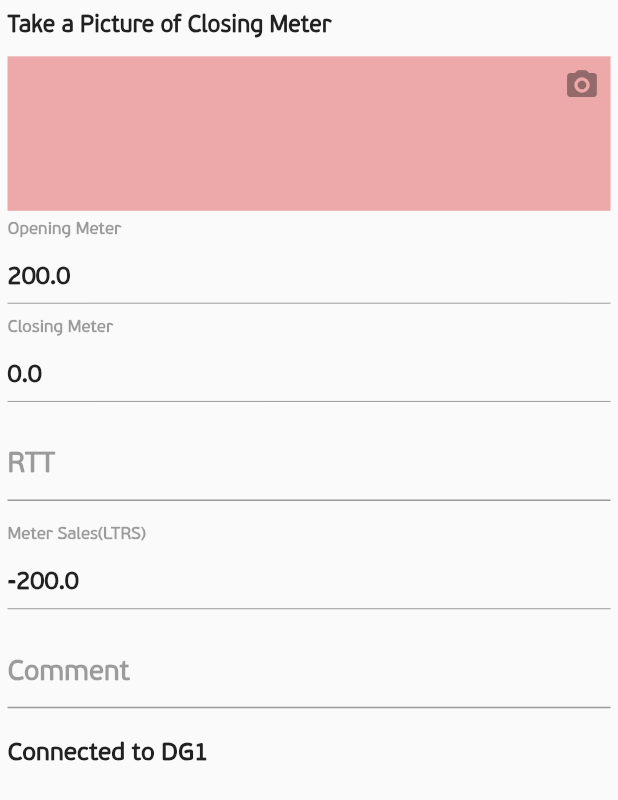
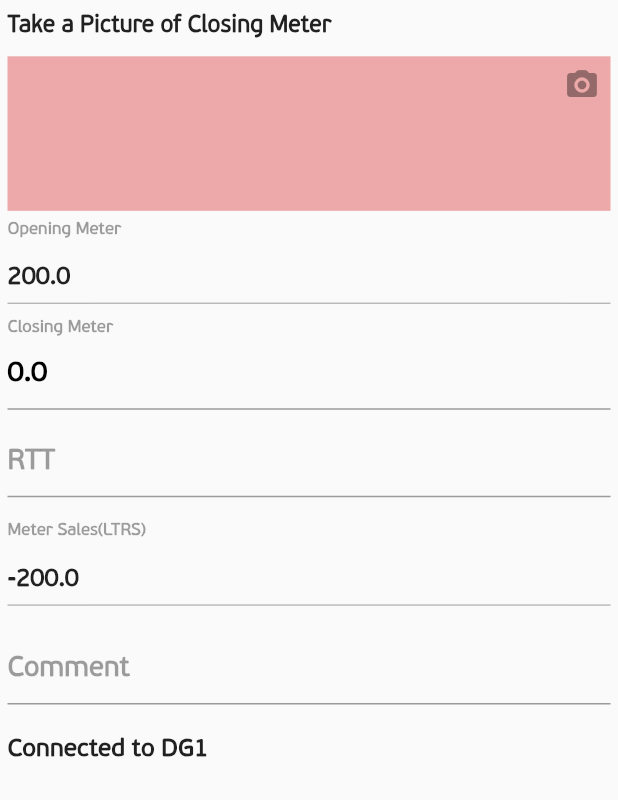
Before and after one commit to Mr-Ashitey/qg_stock_take_app, a Flutter app: the NozzleItem screen opened directly, on a phone screen of 412 x 824 dp. Shown: the top 800 px of the screen. Run offline on Flutter 3.47's test engine with Material 3 defaults, Android fonts, the light colour scheme and no system bars; our stand-ins replace flutter_speed_dial.

Commit message:
minor changes

```diff
--- a/lib/screens/stock_take_details/sales/nozzle_tabs/goods_in_transit.dart
+++ b/lib/screens/stock_take_details/sales/nozzle_tabs/goods_in_transit.dart
@@ -14,6 +14,7 @@ class _GoodsInTransitState extends State<GoodsInTransit>
     with AutomaticKeepAliveClientMixin {
   @override
   Widget build(BuildContext context) {
+    super.build(context);
     return Scaffold(
       floatingActionButton: buildSpeedDial(),
       body: const Center(child: Text('Goods in transit')),
--- a/lib/screens/stock_take_details/sales/nozzle_tabs/nozzle_item.dart
+++ b/lib/screens/stock_take_details/sales/nozzle_tabs/nozzle_item.dart
@@ -13,6 +13,7 @@ class _NozzleItemState extends State<NozzleItem>
     with AutomaticKeepAliveClientMixin {
   @override
   Widget build(BuildContext context) {
+    super.build(context);
     return Scaffold(
         body: SingleChildScrollView(
       padding: const EdgeInsets.symmetric(horizontal: 5),
@@ -55,11 +56,7 @@ class _NozzleItemState extends State<NozzleItem>
           ),
           SizedBox(height: getProportionateScreenHeight(1)),
           getText('Closing Meter'),
-          SizedBox(height: getProportionateScreenHeight(15)),
-          getMeterReading(
-            0.00,
-          ),
-          const Divider(color: Colors.black38),
+          getField('0.0', Colors.black),
           SizedBox(height: getProportionateScreenHeight(10)),
           getField(
             'RTT',
--- a/lib/screens/stock_take_details/sales/nozzle_tabs/sales_tab.dart
+++ b/lib/screens/stock_take_details/sales/nozzle_tabs/sales_tab.dart
@@ -15,6 +15,7 @@ class _SalesPageState extends State<SalesPage>
 
   @override
   Widget build(BuildContext context) {
+    super.build(context);
     return Scaffold(
       floatingActionButton: FloatingActionButton(
         onPressed: _showDialog,
@@ -24,9 +25,7 @@ class _SalesPageState extends State<SalesPage>
           color: Colors.black,
         ),
       ),
-      body: const Center(
-        child: Text('Sales page'),
-      ),
+      body: null,
     );
   }
 
--- a/lib/screens/stock_take_details/sales/nozzle_tabs/transfer_tab.dart
+++ b/lib/screens/stock_take_details/sales/nozzle_tabs/transfer_tab.dart
@@ -11,9 +11,8 @@ class _TransferPageState extends State<TransferPage>
     with AutomaticKeepAliveClientMixin {
   @override
   Widget build(BuildContext context) {
-    return Scaffold(
-      body: Center(child: Text('Transfer page')),
-    );
+    super.build(context);
+    return const Scaffold(body: null);
   }
 
   @override
```
